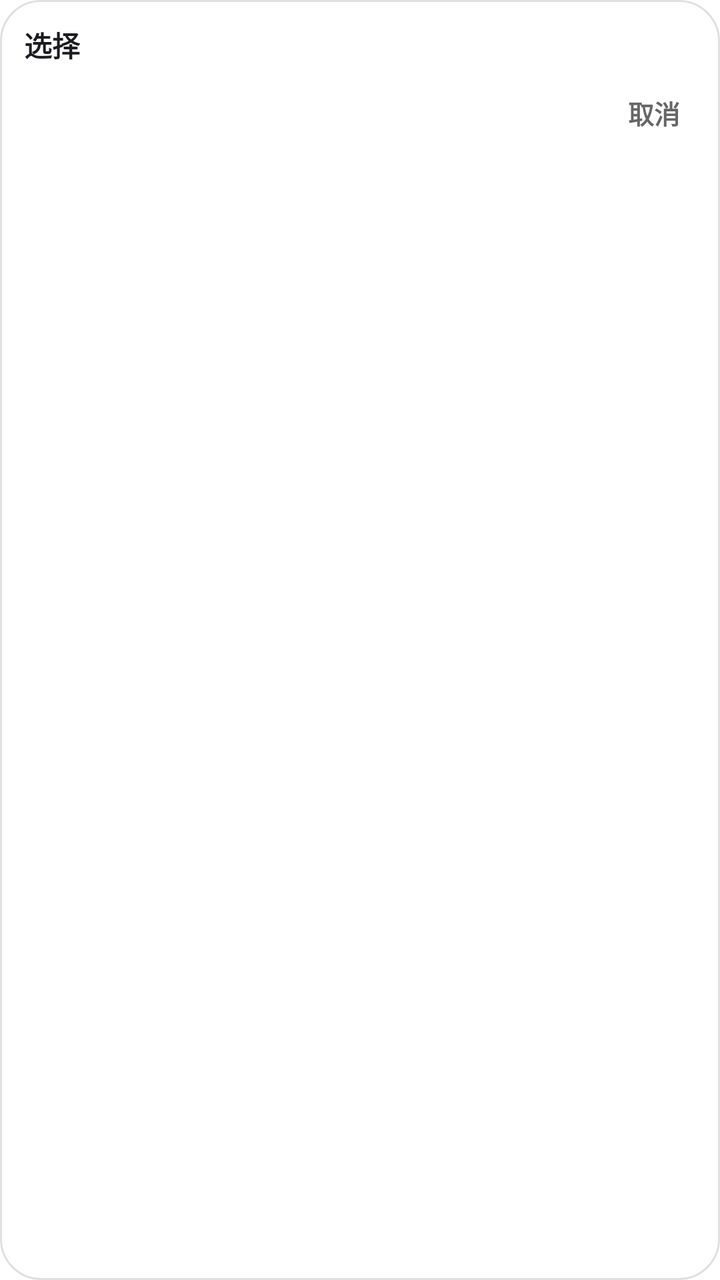
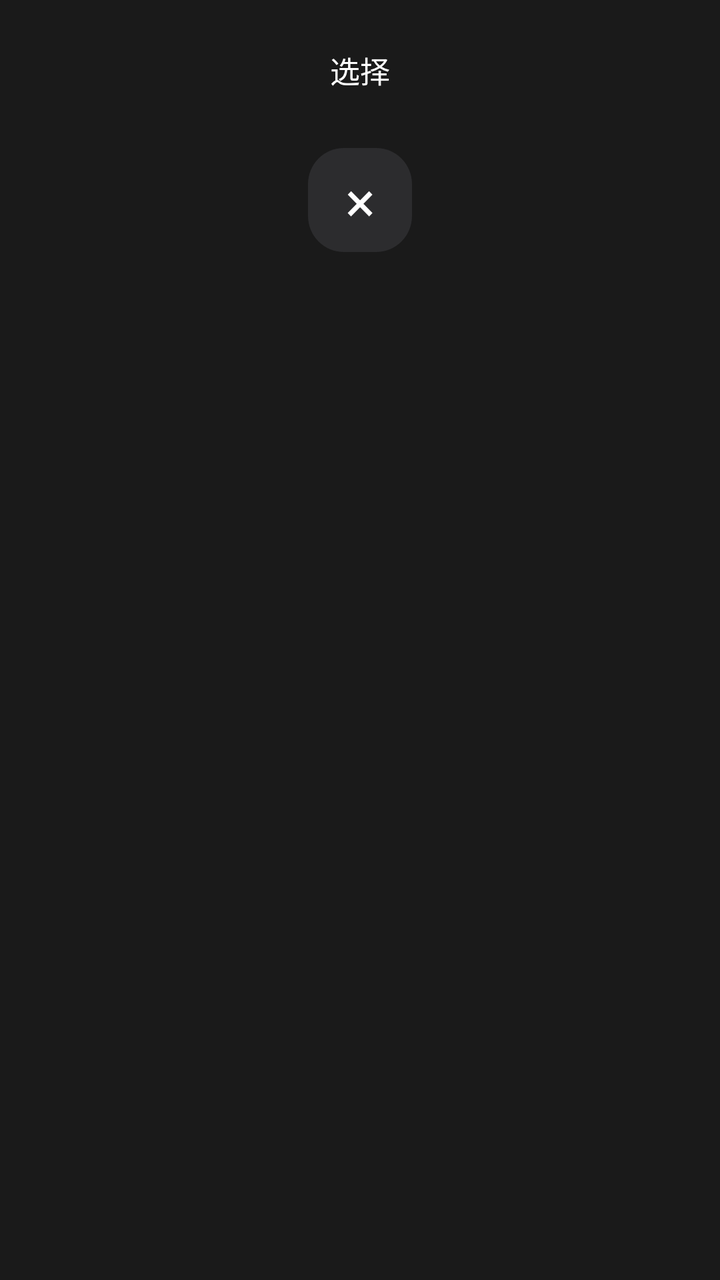

An Android layout rendered at two revisions. The XML below is the earlier revision; the diff shows what the commit changed to produce the second picture.
<!-- AndroidManifest.xml: application theme android:Theme.Light -->
<!-- res/layout/dialog_watch_list.xml -->
<?xml version="1.0" encoding="utf-8"?>
<LinearLayout xmlns:android="http://schemas.android.com/apk/res/android"
    android:id="@+id/dlg_root"
    android:layout_width="match_parent"
    android:layout_height="wrap_content"
    android:orientation="vertical"
    android:background="@drawable/watch_card"
    android:padding="12dp">

    <TextView
        android:id="@+id/dlg_title"
        android:layout_width="wrap_content"
        android:layout_height="wrap_content"
        android:text="选择"
        android:textSize="14sp"
        android:textStyle="bold"
        android:textColor="#1C1B1F" />

    <ScrollView
        android:layout_width="match_parent"
        android:layout_height="wrap_content"
        android:layout_marginTop="6dp"
        android:maxHeight="200dp"
        android:scrollbars="none">
        <LinearLayout
            android:id="@+id/dlg_list_container"
            android:layout_width="match_parent"
            android:layout_height="wrap_content"
            android:orientation="vertical" />
    </ScrollView>

    <TextView
        android:id="@+id/dlg_btn_negative"
        android:layout_width="wrap_content"
        android:layout_height="wrap_content"
        android:text="取消"
        android:textColor="#666"
        android:textSize="13sp"
        android:textStyle="bold"
        android:padding="8dp"
        android:layout_gravity="end" />
</LinearLayout>
<!-- resources referenced by this layout -->
<resources>
  <!-- drawable watch_card (drawable) -->
  <?xml version="1.0" encoding="utf-8"?>
  <shape xmlns:android="http://schemas.android.com/apk/res/android">
      <solid android:color="#FFFFFF"/>
      <corners android:radius="20dp"/>
      <stroke android:width="1dp" android:color="#E0E0E0"/>
  </shape>
</resources>

<!-- the commit's change to res/layout/dialog_watch_list.xml (unified diff, before → after) -->
@@ -4,23 +4,26 @@
     android:layout_width="match_parent"
     android:layout_height="wrap_content"
     android:orientation="vertical"
-    android:background="@drawable/watch_card"
-    android:padding="12dp">
+    android:background="#1A1A1A"
+    android:paddingTop="24dp"
+    android:paddingBottom="24dp"
+    android:paddingLeft="16dp"
+    android:paddingRight="16dp">
 
     <TextView
         android:id="@+id/dlg_title"
-        android:layout_width="wrap_content"
+        android:layout_width="match_parent"
         android:layout_height="wrap_content"
         android:text="选择"
-        android:textSize="14sp"
-        android:textStyle="bold"
-        android:textColor="#1C1B1F" />
+        android:textSize="15sp"
+        android:textColor="#FFFFFF"
+        android:gravity="center" />
 
     <ScrollView
         android:layout_width="match_parent"
         android:layout_height="wrap_content"
-        android:layout_marginTop="6dp"
-        android:maxHeight="200dp"
+        android:layout_marginTop="12dp"
+        android:maxHeight="160dp"
         android:scrollbars="none">
         <LinearLayout
             android:id="@+id/dlg_list_container"
@@ -31,12 +34,15 @@
 
     <TextView
         android:id="@+id/dlg_btn_negative"
-        android:layout_width="wrap_content"
-        android:layout_height="wrap_content"
-        android:text="取消"
-        android:textColor="#666"
-        android:textSize="13sp"
-        android:textStyle="bold"
-        android:padding="8dp"
-        android:layout_gravity="end" />
+        android:layout_width="52dp"
+        android:layout_height="52dp"
+        android:layout_gravity="center_horizontal"
+        android:layout_marginTop="16dp"
+        android:background="@drawable/dlg_btn_neg"
+        android:gravity="center"
+        android:text="×"
+        android:textColor="#FFFFFF"
+        android:textSize="28sp"
+        android:clickable="true"
+        android:focusable="true"/>
 </LinearLayout>
<!-- resource entries referenced after the edit -->
@@ -1,11 +1,14 @@
 <!-- resources referenced by this layout -->
 <resources>
-  <!-- drawable watch_card (drawable) -->
+  <!-- drawable dlg_btn_neg (drawable) -->
   <?xml version="1.0" encoding="utf-8"?>
-  <shape xmlns:android="http://schemas.android.com/apk/res/android">
-      <solid android:color="#FFFFFF"/>
-      <corners android:radius="20dp"/>
-      <stroke android:width="1dp" android:color="#E0E0E0"/>
-  </shape>
+  <selector xmlns:android="http://schemas.android.com/apk/res/android">
+      <item android:state_pressed="true">
+          <shape><solid android:color="#3E3E3E"/><corners android:radius="18dp"/></shape>
+      </item>
+      <item>
+          <shape><solid android:color="#2C2C2E"/><corners android:radius="18dp"/></shape>
+      </item>
+  </selector>
 </resources>
 
